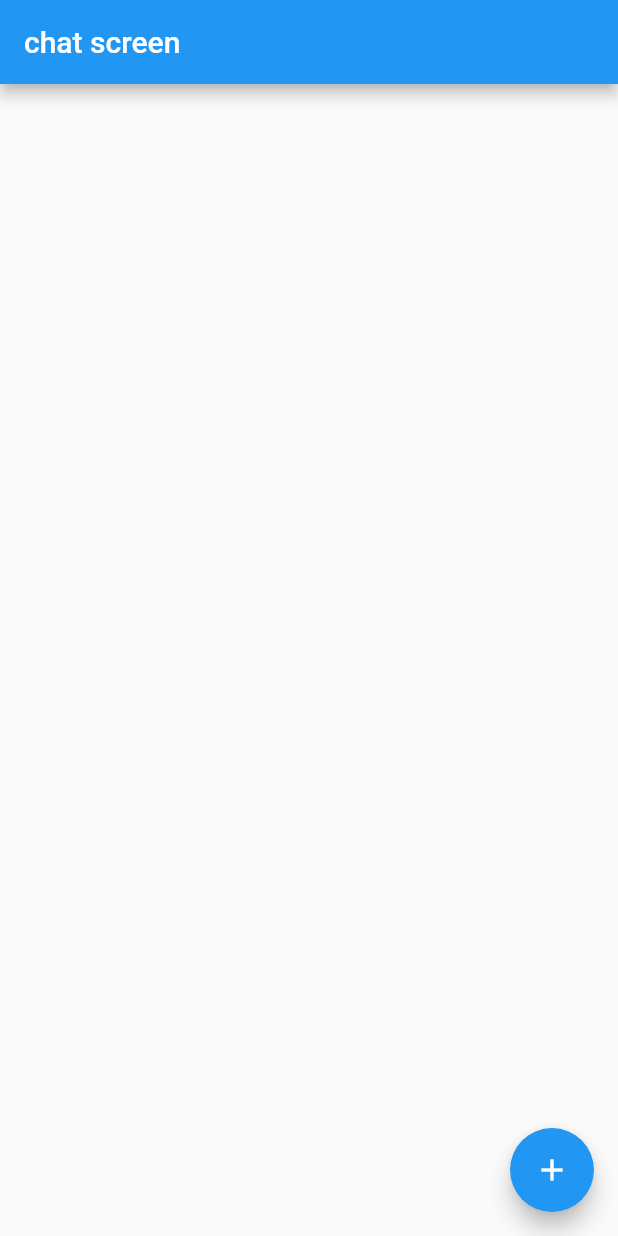
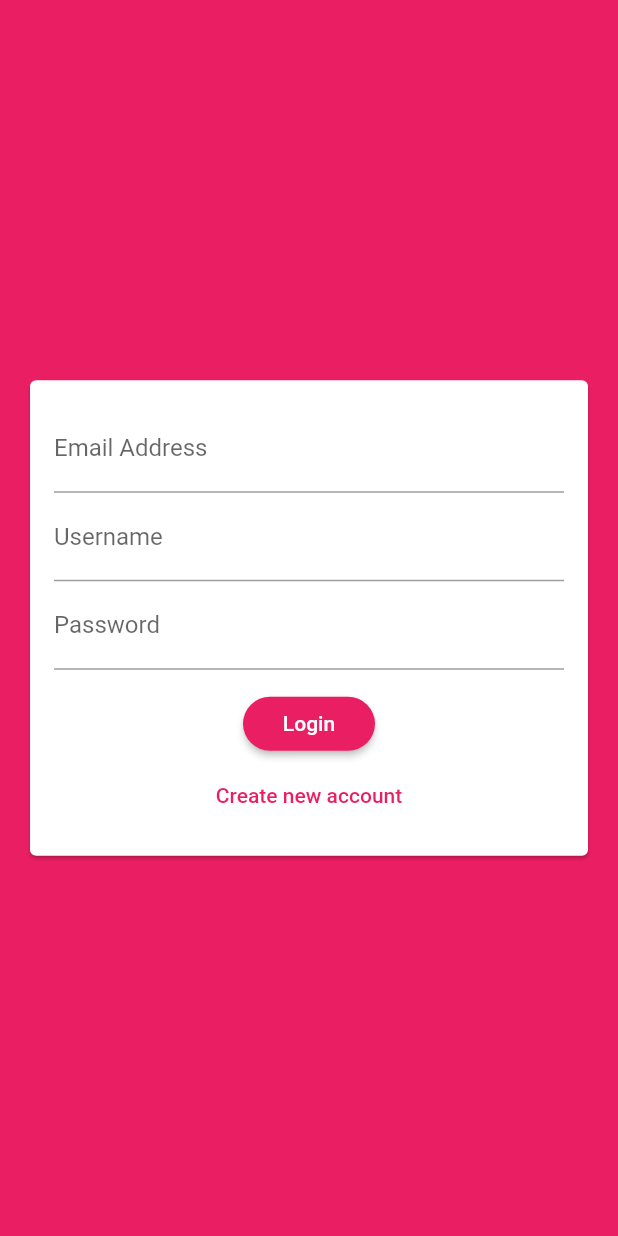
Before and after one commit to politeles/basechatapp, a Flutter app: the screen it shows after launch, on a phone screen of 412 x 824 dp. Run offline on Flutter 3.47's test engine with Material 2 defaults, Android fonts, the phone set to English and light mode, and no system bars; our stand-ins replace cloud_firestore, firebase_core; accounts and stored records are empty.

Commit message:
basic auth form

```diff
--- a/lib/main.dart
+++ b/lib/main.dart
@@ -1,4 +1,5 @@
-import 'package:basechatapp/screens/chat_screen.dart';
+import './screens/auth_screen.dart';
+import './screens/chat_screen.dart';
 import 'package:cloud_firestore/cloud_firestore.dart';
 import 'package:flutter/material.dart';
 import 'package:firebase_core/firebase_core.dart';
@@ -29,8 +30,17 @@
           // or simply save your changes to "hot reload" in a Flutter IDE).
           // Notice that the counter didn't reset back to zero; the application
           // is not restarted.
-        primarySwatch: Colors.blue,
+          primarySwatch: Colors.pink,
+          backgroundColor: Colors.pink,
+          accentColor: Colors.deepPurple,
+          accentColorBrightness: Brightness.dark,
+          buttonTheme: ButtonTheme.of(context).copyWith(
+            buttonColor: Colors.pink,
+            textTheme: ButtonTextTheme.primary,
+            shape: RoundedRectangleBorder(
+              borderRadius: BorderRadius.circular(20),
             ),
+          )),
       home: FutureBuilder(
         future: _fbApp,
         builder: (context, snapshot) {
@@ -38,7 +48,7 @@
             print('You have an error! ${snapshot.error.toString()}');
             return const Text('Something went wrong');
           } else if (snapshot.hasData) {
-            return const ChatScreen();
+            return const AuthScreen();
           } else {
             return const CircularProgressIndicator();
           }
--- a/lib/screens/auth_screen.dart
+++ b/lib/screens/auth_screen.dart
@@ -0,0 +1,17 @@
+import 'package:basechatapp/widgets/auth/auth_form.dart';
+import 'package:flutter/material.dart';
+
+class AuthScreen extends StatefulWidget {
+  const AuthScreen({Key? key}) : super(key: key);
+
+  @override
+  _AuthScreenState createState() => _AuthScreenState();
+}
+
+class _AuthScreenState extends State<AuthScreen> {
+  @override
+  Widget build(BuildContext context) {
+    return Scaffold(
+        backgroundColor: Theme.of(context).primaryColor, body: AuthForm());
+  }
+}
--- /dev/null
+++ b/lib/widgets/auth/auth_form.dart
@@ -0,0 +1,54 @@
+import 'package:flutter/material.dart';
+
+class AuthForm extends StatefulWidget {
+  const AuthForm({Key? key}) : super(key: key);
+
+  @override
+  _AuthFormState createState() => _AuthFormState();
+}
+
+class _AuthFormState extends State<AuthForm> {
+  @override
+  Widget build(BuildContext context) {
+    return Center(
+      child: Card(
+        margin: EdgeInsets.all(20),
+        child: SingleChildScrollView(
+          child: Padding(
+            padding: EdgeInsets.all(16),
+            child: Form(
+              child: Column(
+                children: [
+                  TextFormField(
+                    keyboardType: TextInputType.emailAddress,
+                    decoration: InputDecoration(labelText: 'Email Address'),
+                  ),
+                  TextFormField(
+                    decoration: InputDecoration(labelText: 'Username'),
+                  ),
+                  TextFormField(
+                    decoration: InputDecoration(labelText: 'Password'),
+                    obscureText: true,
+                  ),
+                  SizedBox(
+                    height: 12,
+                  ),
+                  RaisedButton(
+                    onPressed: () {},
+                    child: Text('Login'),
+                  ),
+                  FlatButton(
+                    onPressed: () {},
+                    child: Text('Create new account'),
+                    textColor: Theme.of(context).primaryColor,
+                  ),
+                ],
+                mainAxisSize: MainAxisSize.min,
+              ),
+            ),
+          ),
+        ),
+      ),
+    );
+  }
+}
```
Lines whose indentation alone changed are shown as unchanged.
